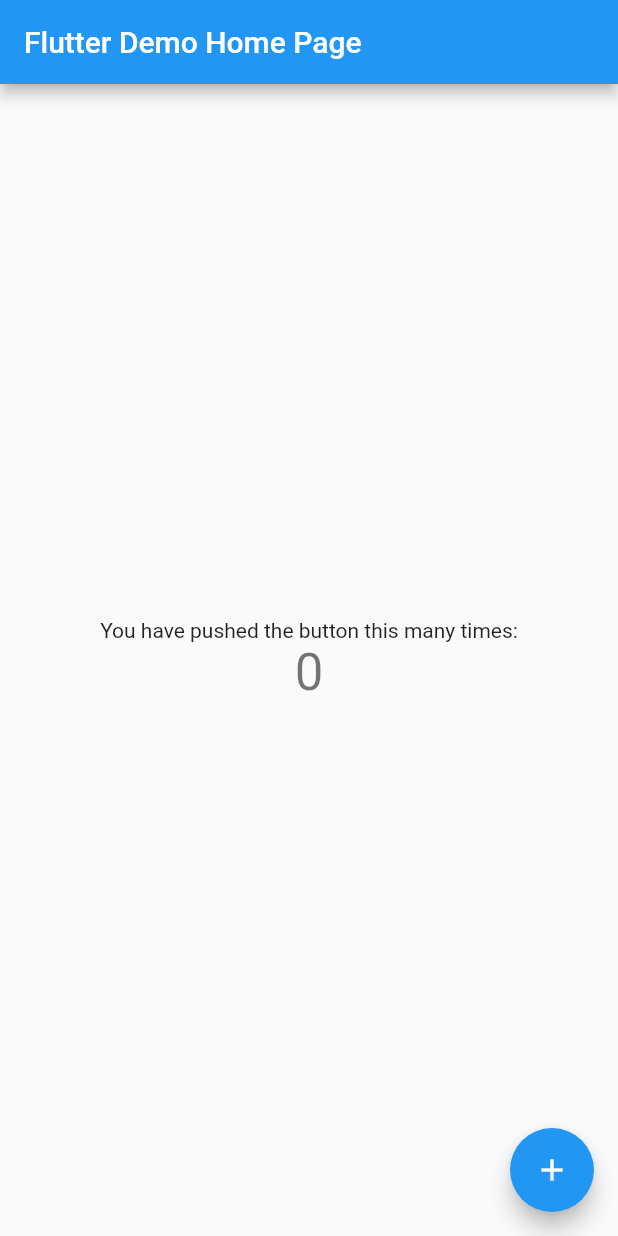
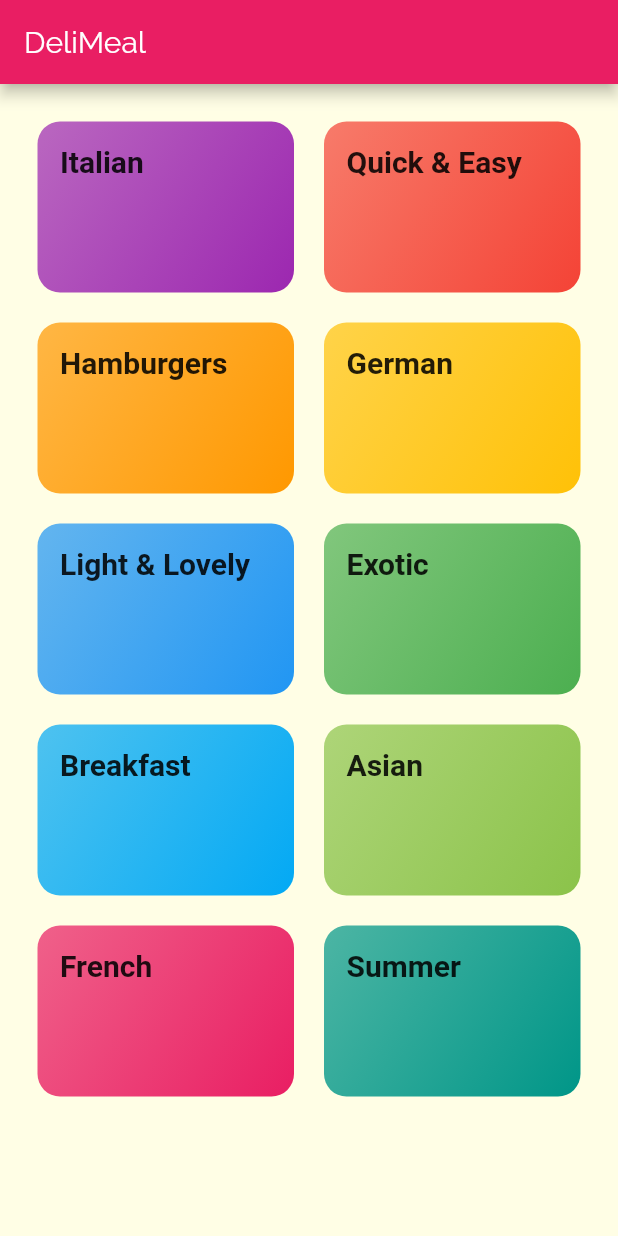
Before and after one commit to melaLetics/learning_flutter, a Flutter app: the screen it shows after launch, on a phone screen of 412 x 824 dp. Run offline on Flutter 3.47's test engine with Material 2 defaults, Android fonts, the phone set to English and light mode, and no system bars; Roboto replaces fonts that are missing (RobotoCondense).

Commit message:
MealsApp Day1

```diff
--- /dev/null
+++ b/lib/categories_screen.dart
@@ -0,0 +1,32 @@
+import 'package:flutter/material.dart';
+
+import './category_item.dart';
+import './dummy_data.dart';
+
+class CategoriesScreen extends StatelessWidget {
+  @override
+  Widget build(BuildContext context) {
+    return Scaffold(
+      appBar: AppBar(
+        title: const Text('DeliMeal'),
+      ),
+      body: GridView(
+        padding: const EdgeInsets.all(25),
+        children: DUMMY_CATEGORIES
+            .map(
+              (catData) => CategoryItem(
+                catData.title,
+                catData.bgcolor,
+              ),
+            )
+            .toList(),
+        gridDelegate: SliverGridDelegateWithMaxCrossAxisExtent(
+          maxCrossAxisExtent: 200,
+          childAspectRatio: 3 / 2,
+          crossAxisSpacing: 20,
+          mainAxisSpacing: 20,
+        ),
+      ),
+    );
+  }
+}
--- /dev/null
+++ b/lib/category_item.dart
@@ -0,0 +1,46 @@
+import 'package:flutter/material.dart';
+
+import './category_meals_screen.dart';
+
+class CategoryItem extends StatelessWidget {
+  final String title;
+  final Color bgcolor;
+
+  CategoryItem(this.title, this.bgcolor);
+
+  void selectCategory(BuildContext ctx) {
+    Navigator.of(ctx).push(
+      MaterialPageRoute(
+        builder: (_) {
+          return CategoryMealsScreen();
+        },
+      ),
+    );
+  }
+
+  @override
+  Widget build(BuildContext context) {
+    return InkWell(
+      onTap: () => selectCategory(context),
+      splashColor: Theme.of(context).primaryColor,
+      borderRadius: BorderRadius.circular(15),
+      child: Container(
+          padding: const EdgeInsets.all(15),
+          child: Text(
+            title,
+            style: Theme.of(context).textTheme.headline6,
+          ),
+          decoration: BoxDecoration(
+            gradient: LinearGradient(
+              colors: [
+                bgcolor.withOpacity(0.7),
+                bgcolor,
+              ],
+              begin: Alignment.topLeft,
+              end: Alignment.bottomRight,
+            ),
+            borderRadius: BorderRadius.circular(15),
+          )),
+    );
+  }
+}
--- /dev/null
+++ b/lib/category_meals_screen.dart
@@ -0,0 +1,17 @@
+import 'package:flutter/material.dart';
+
+class CategoryMealsScreen extends StatelessWidget {
+  @override
+  Widget build(BuildContext context) {
+    return Scaffold(
+      appBar: AppBar(
+        title: Text('The Recipes'),
+      ),
+      body: Center(
+        child: Text(
+          'The Recipes for the Category',
+        ),
+      ),
+    );
+  }
+}
--- /dev/null
+++ b/lib/dummy_data.dart
@@ -0,0 +1,56 @@
+import 'package:flutter/material.dart';
+
+import './models/category.dart';
+
+const DUMMY_CATEGORIES = const [
+  Category(
+    id: 'c1',
+    title: 'Italian',
+    bgcolor: Colors.purple,
+  ),
+  Category(
+    id: 'c2',
+    title: 'Quick & Easy',
+    bgcolor: Colors.red,
+  ),
+  Category(
+    id: 'c3',
+    title: 'Hamburgers',
+    bgcolor: Colors.orange,
+  ),
+  Category(
+    id: 'c4',
+    title: 'German',
+    bgcolor: Colors.amber,
+  ),
+  Category(
+    id: 'c5',
+    title: 'Light & Lovely',
+    bgcolor: Colors.blue,
+  ),
+  Category(
+    id: 'c6',
+    title: 'Exotic',
+    bgcolor: Colors.green,
+  ),
+  Category(
+    id: 'c7',
+    title: 'Breakfast',
+    bgcolor: Colors.lightBlue,
+  ),
+  Category(
+    id: 'c8',
+    title: 'Asian',
+    bgcolor: Colors.lightGreen,
+  ),
+  Category(
+    id: 'c9',
+    title: 'French',
+    bgcolor: Colors.pink,
+  ),
+  Category(
+    id: 'c10',
+    title: 'Summer',
+    bgcolor: Colors.teal,
+  ),
+];
--- a/lib/main.dart
+++ b/lib/main.dart
@@ -1,117 +1,52 @@
 import 'package:flutter/material.dart';
 
-void main() {
-  runApp(MyApp());
-}
+import './categories_screen.dart';
+
+void main() => runApp(MyApp());
 
 class MyApp extends StatelessWidget {
-  // This widget is the root of your application.
   @override
   Widget build(BuildContext context) {
     return MaterialApp(
-      title: 'Flutter Demo',
+      title: 'DeliMeals',
       theme: ThemeData(
-        // This is the theme of your application.
-        //
-        // Try running your application with "flutter run". You'll see the
-        // application has a blue toolbar. Then, without quitting the app, try
-        // changing the primarySwatch below to Colors.green and then invoke
-        // "hot reload" (press "r" in the console where you ran "flutter run",
-        // or simply save your changes to "hot reload" in a Flutter IDE).
-        // Notice that the counter didn't reset back to zero; the application
-        // is not restarted.
-        primarySwatch: Colors.blue,
-        // This makes the visual density adapt to the platform that you run
-        // the app on. For desktop platforms, the controls will be smaller and
-        // closer together (more dense) than on mobile platforms.
-        visualDensity: VisualDensity.adaptivePlatformDensity,
+        primarySwatch: Colors.pink,
+        accentColor: Colors.amber,
+        canvasColor: Color.fromRGBO(255, 254, 229, 1),
+        fontFamily: 'Raleway',
+        textTheme: ThemeData.light().textTheme.copyWith(
+            bodyText1: TextStyle(
+              color: Color.fromRGBO(20, 51, 51, 1),
+            ),
+            bodyText2: TextStyle(
+              color: Color.fromRGBO(20, 52, 52, 1),
+            ),
+            headline6: TextStyle(
+              fontSize: 20,
+              fontFamily: 'RobotoCondense',
+              fontWeight: FontWeight.bold,
+            )),
       ),
-      home: MyHomePage(title: 'Flutter Demo Home Page'),
+      home: CategoriesScreen(),
     );
   }
 }
 
 class MyHomePage extends StatefulWidget {
-  MyHomePage({Key key, this.title}) : super(key: key);
-
-  // This widget is the home page of your application. It is stateful, meaning
-  // that it has a State object (defined below) that contains fields that affect
-  // how it looks.
-
-  // This class is the configuration for the state. It holds the values (in this
-  // case the title) provided by the parent (in this case the App widget) and
-  // used by the build method of the State. Fields in a Widget subclass are
-  // always marked "final".
-
-  final String title;
-
   @override
   _MyHomePageState createState() => _MyHomePageState();
 }
 
 class _MyHomePageState extends State<MyHomePage> {
-  int _counter = 0;
-
-  void _incrementCounter() {
-    setState(() {
-      // This call to setState tells the Flutter framework that something has
-      // changed in this State, which causes it to rerun the build method below
-      // so that the display can reflect the updated values. If we changed
-      // _counter without calling setState(), then the build method would not be
-      // called again, and so nothing would appear to happen.
-      _counter++;
-    });
-  }
-
   @override
   Widget build(BuildContext context) {
-    // This method is rerun every time setState is called, for instance as done
-    // by the _incrementCounter method above.
-    //
-    // The Flutter framework has been optimized to make rerunning build methods
-    // fast, so that you can just rebuild anything that needs updating rather
-    // than having to individually change instances of widgets.
     return Scaffold(
       appBar: AppBar(
-        // Here we take the value from the MyHomePage object that was created by
-        // the App.build method, and use it to set our appbar title.
-        title: Text(widget.title),
+        title: Text('DeliMeals'),
       ),
       body: Center(
-        // Center is a layout widget. It takes a single child and positions it
-        // in the middle of the parent.
-        child: Column(
-          // Column is also a layout widget. It takes a list of children and
-          // arranges them vertically. By default, it sizes itself to fit its
-          // children horizontally, and tries to be as tall as its parent.
-          //
-          // Invoke "debug painting" (press "p" in the console, choose the
-          // "Toggle Debug Paint" action from the Flutter Inspector in Android
-          // Studio, or the "Toggle Debug Paint" command in Visual Studio Code)
-          // to see the wireframe for each widget.
-          //
-          // Column has various properties to control how it sizes itself and
-          // how it positions its children. Here we use mainAxisAlignment to
-          // center the children vertically; the main axis here is the vertical
-          // axis because Columns are vertical (the cross axis would be
-          // horizontal).
-          mainAxisAlignment: MainAxisAlignment.center,
-          children: <Widget>[
-            Text(
-              'You have pushed the button this many times:',
-            ),
-            Text(
-              '$_counter',
-              style: Theme.of(context).textTheme.headline4,
-            ),
-          ],
-        ),
+        child: Text('Navigation Time!'),
       ),
-      floatingActionButton: FloatingActionButton(
-        onPressed: _incrementCounter,
-        tooltip: 'Increment',
-        child: Icon(Icons.add),
-      ), // This trailing comma makes auto-formatting nicer for build methods.
     );
   }
 }
--- /dev/null
+++ b/lib/models/category.dart
@@ -0,0 +1,13 @@
+import 'package:flutter/material.dart';
+
+class Category {
+  final String id;
+  final String title;
+  final Color bgcolor;
+
+  const Category({
+    @required this.id,
+    @required this.title,
+    this.bgcolor = Colors.orange,
+  });
+}
```
Also changed, not shown: pubspec.yaml (+24 -17 lines), assets/fonts/Raleway-Black.ttf (added), assets/fonts/Raleway-Bold.ttf (added), assets/fonts/Raleway-Regular.ttf (added), assets/fonts/RobotoCondensed-Bold.ttf (added), assets/fonts/RobotoCondensed-Italic.ttf (added), assets/fonts/RobotoCondensed-Light.ttf (added), assets/fonts/RobotoCondensed-Regular.ttf (added), 1 other file.
